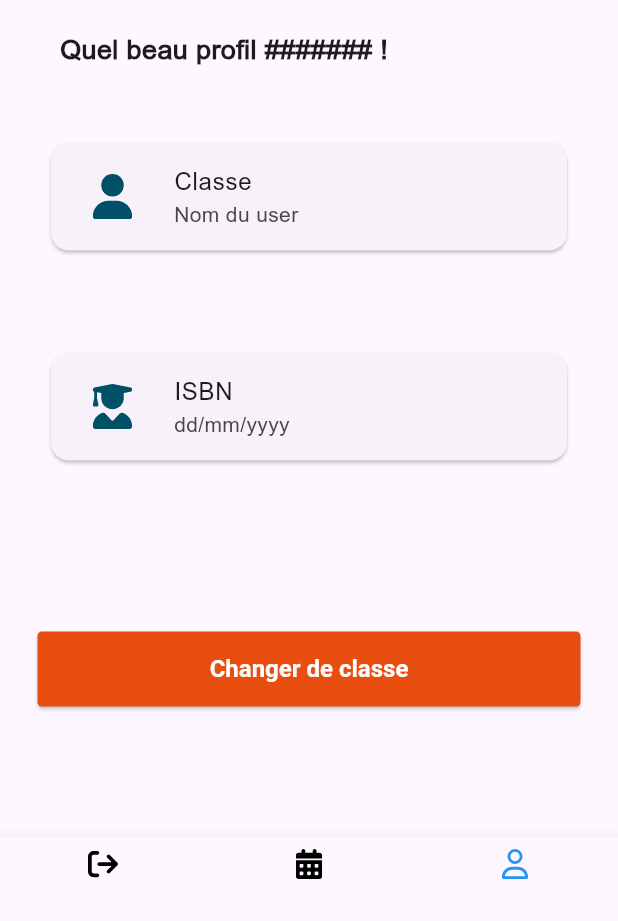
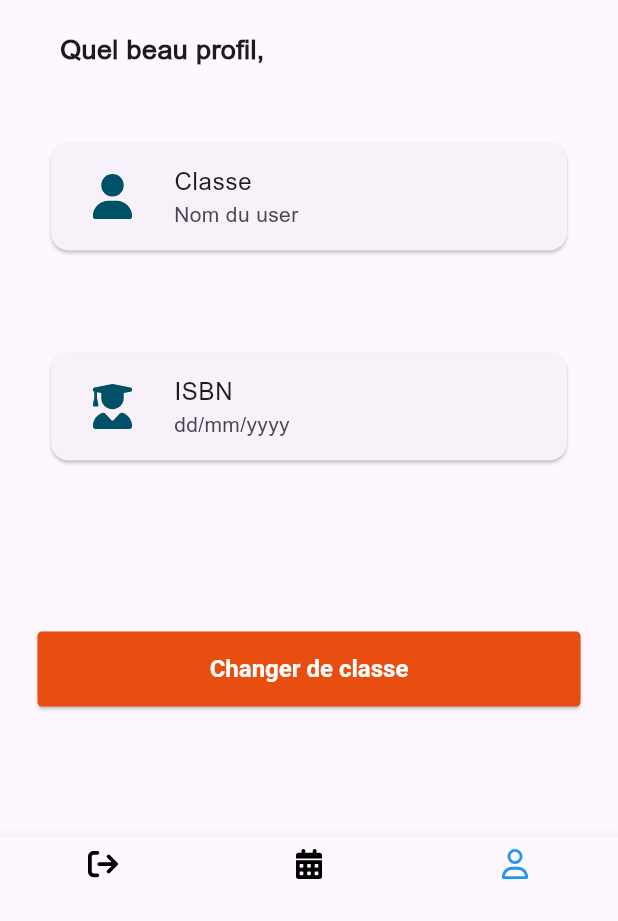
Before and after one commit to B3-3iL-DLW/3il-student, a Flutter app: the ProfilPage screen opened by its route, on a phone screen of 412 x 824 dp, the part 315-1236 px from its top. Run offline on Flutter 3.47's test engine with Material 3 defaults, Android fonts, the phone set to English and light mode, and no system bars; our stand-ins replace bloc, flutter_bloc, flutter_dotenv, flutter_svg, go_router, shared_preferences; accounts and stored records are empty; generated files the repository leaves out were written again.

Commit message:
♻️: l10n and add route profil page

```diff
--- a/frontend/app_student/lib/l10n/app_fr.arb
+++ b/frontend/app_student/lib/l10n/app_fr.arb
@@ -78,5 +78,9 @@
   "@roomLabel": {
     "description": "Label pour la salle",
     "example": "Salle"
+  },
+  "profilMessageTitle": "Quel beau profil,",
+  "@profilMessageTitle": {
+    "description": "Message d'accueil de la page de profil"
   }
 }
--- a/frontend/app_student/lib/profils/views/profil_page.dart
+++ b/frontend/app_student/lib/profils/views/profil_page.dart
@@ -4,6 +4,7 @@ import 'package:app_student/profils/views/widgets/class_group_button.dart';
 import 'package:flutter/material.dart';
 import 'package:app_student/login/widgets/header/header_logo.dart';
 import 'package:flutter_svg/svg.dart';
+import 'package:flutter_gen/gen_l10n/app_localizations.dart';
 
 class ProfilPage extends StatelessWidget {
   const ProfilPage({super.key});
@@ -14,9 +15,11 @@ class ProfilPage extends StatelessWidget {
       body: Column(
         children: <Widget>[
           const HeaderLogo(),
-          const Padding(
-            padding: EdgeInsets.all(15.0),
-            child: HeaderText('Quel beau profil ####### !'),
+          Padding(
+            padding: const EdgeInsets.all(15.0),
+            child: HeaderText(
+              AppLocalizations.of(context)!.profilMessageTitle,
+            ),
           ),
           Padding(
             padding: const EdgeInsets.all(30.0),
--- a/frontend/app_student/lib/profils/views/widgets/class_group_button.dart
+++ b/frontend/app_student/lib/profils/views/widgets/class_group_button.dart
@@ -1,3 +1,4 @@
+import 'package:app_student/routes.dart';
 import 'package:flutter/material.dart';
 import 'package:go_router/go_router.dart';
 
@@ -32,7 +33,7 @@ class ClassGroupButton extends StatelessWidget {
                 ),
               ),
               onPressed: () {
-                GoRouter.of(context).go('/class-list');
+                GoRouter.of(context).go(AppRoutes.classListPage);
               },
               child: const Text('Changer de classe'),
             ),
```
